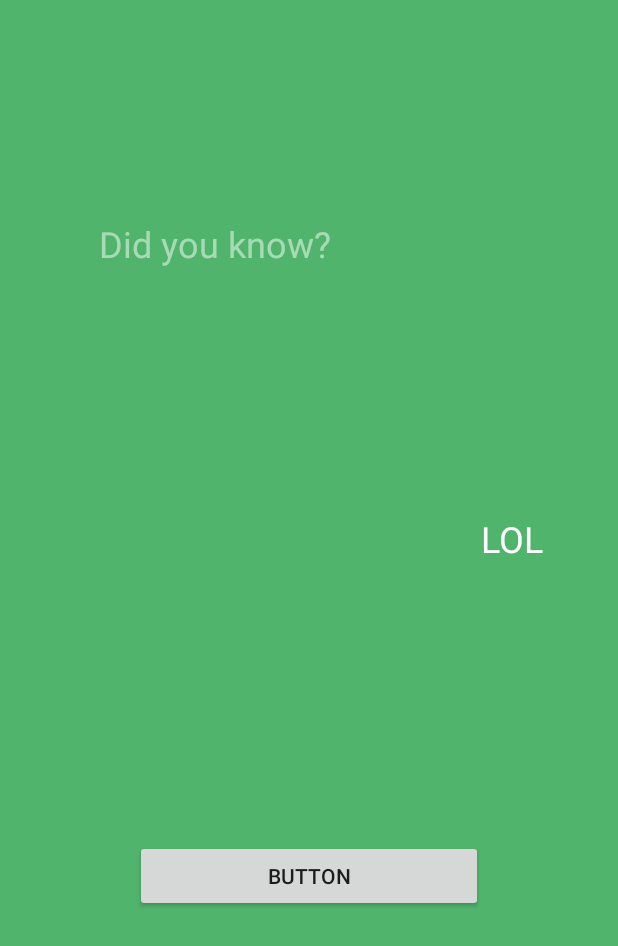
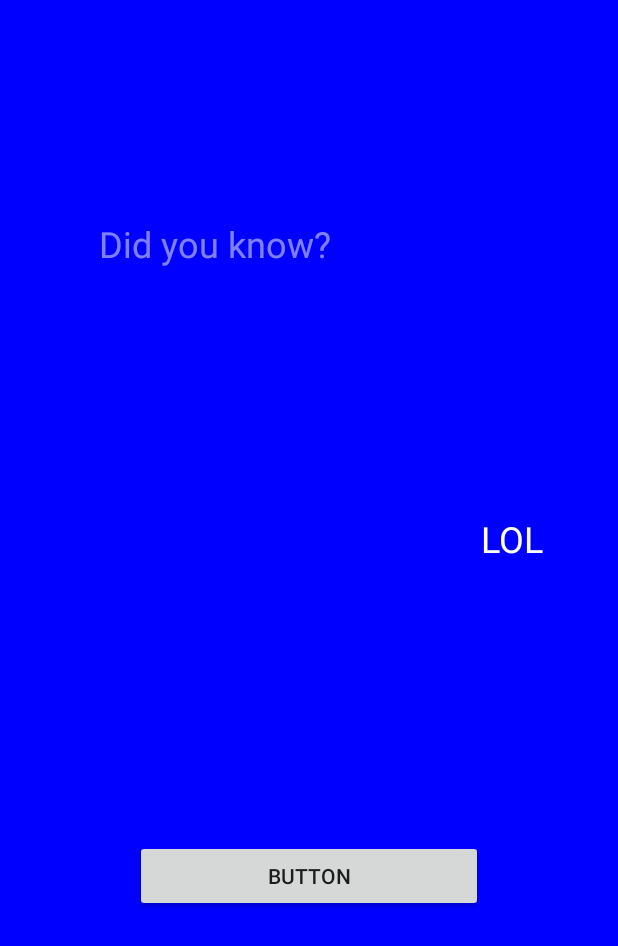
Before and after one commit to DidierMatos/Mensajes-Aleatorios, an Android app: the screen it shows after launch (MainActivity), after a tap on "BUTTON", on a phone screen of 412 x 824 dp. Shown: the top 946 px of the screen. Run offline under Robolectric (Android 15) with nearby library versions, the phone set to English and light mode, and no system bars.

Commit message:
Cambio de color azul incluido al presionar el boton

```diff
--- a/app/src/main/java/com/nohochdevelopers/galletuna/MainActivity.java
+++ b/app/src/main/java/com/nohochdevelopers/galletuna/MainActivity.java
@@ -1,5 +1,7 @@
 package com.nohochdevelopers.galletuna;
 
+import android.graphics.Color;
+import android.support.constraint.ConstraintLayout;
 import android.support.v7.app.AppCompatActivity;
 import android.os.Bundle;
 import android.view.View;
@@ -10,11 +12,11 @@ import java.util.Random;
 
 public class MainActivity extends AppCompatActivity {
 
-    Button btnCambio;
-    TextView txtViewFrase;
-
+    private Button btnCambio;
+    private TextView txtViewFrase;
     private FactBook factBook = new FactBook();
 
+    private ConstraintLayout constraintLayout;
 
     @Override
     protected void onCreate(Bundle savedInstanceState) {
@@ -23,6 +25,7 @@ public class MainActivity extends AppCompatActivity {
 
         btnCambio = (Button) findViewById(R.id.btnCambio);
         txtViewFrase = (TextView) findViewById(R.id.bienvenidaTxtV);
+        constraintLayout = (ConstraintLayout) findViewById(R.id.constraintLayout);
 
         btnCambio.setOnClickListener(new View.OnClickListener() {
             @Override
@@ -31,6 +34,7 @@ public class MainActivity extends AppCompatActivity {
                 String aleatorio = factBook.getFact();
 
                 txtViewFrase.setText(aleatorio);
+                constraintLayout.setBackgroundColor(Color.BLUE);
 
             }
         });
--- a/app/src/main/res/layout/activity_main.xml
+++ b/app/src/main/res/layout/activity_main.xml
@@ -2,6 +2,7 @@
 <android.support.constraint.ConstraintLayout xmlns:android="http://schemas.android.com/apk/res/android"
     xmlns:app="http://schemas.android.com/apk/res-auto"
     xmlns:tools="http://schemas.android.com/tools"
+    android:id="@+id/constraintLayout"
     android:layout_width="match_parent"
     android:layout_height="match_parent"
     android:background="#51b46d"
```
